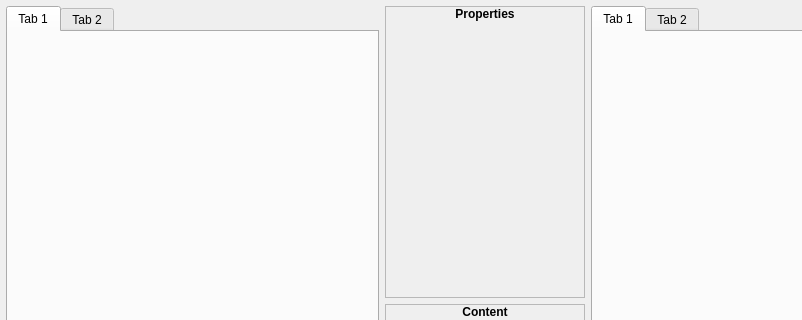
aedm/zengine, file zengarden/source/forms/zengarden.ui: the form before one commit; both pictures show x 0 to 802 and y 0 to 320 of the 970 by 602 pixel window.
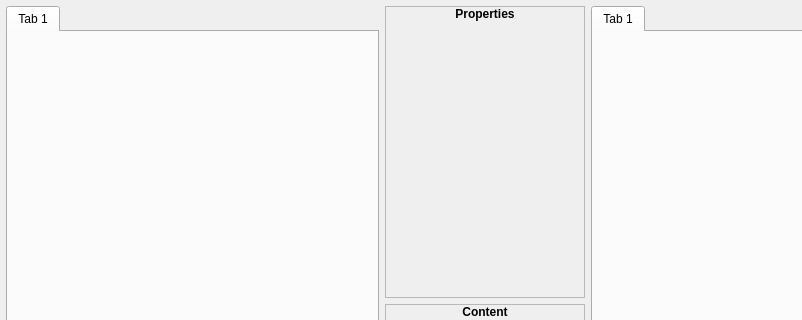
The form after the commit. The open tabs and pages were chosen to show the change.

```diff
--- a/zengarden/source/forms/zengarden.ui
+++ b/zengarden/source/forms/zengarden.ui
@@ -51,11 +51,6 @@
         </property>
        </layout>
       </widget>
-      <widget class="QWidget" name="tab_2">
-       <attribute name="title">
-        <string>Tab 2</string>
-       </attribute>
-      </widget>
      </widget>
     </item>
     <item>
@@ -237,11 +232,6 @@
         <string>Tab 1</string>
        </attribute>
       </widget>
-      <widget class="QWidget" name="tab_4">
-       <attribute name="title">
-        <string>Tab 2</string>
-       </attribute>
-      </widget>
      </widget>
     </item>
    </layout>
```
Left out of the diff: 2 changed lines with no effect on the pictures.
